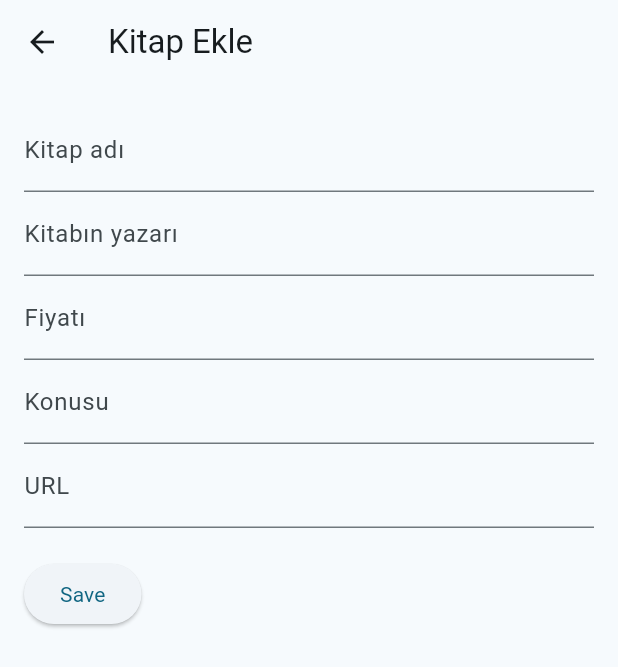
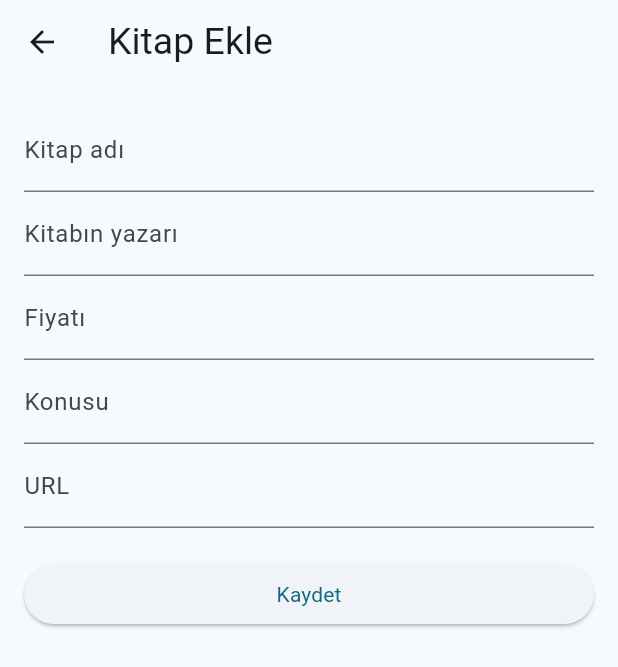
Before and after one commit to simsek1462/Kitap-Sepeti, a Flutter app: the KitapEkle screen opened directly, on a phone screen of 412 x 824 dp. Shown: the top 667 px of the screen. Run offline on Flutter 3.47's test engine with Material 3 defaults, Android fonts, the phone set to English and light mode, and no system bars; our stand-ins replace firebase_auth, firebase_core, firebase_database, fluttertoast, google_sign_in; accounts and stored records are empty; network calls fail.

```diff
--- a/lib/Screens/Home.dart
+++ b/lib/Screens/Home.dart
@@ -282,7 +282,7 @@ class _HomeState extends State<Home> {
             ),
           ],
           currentIndex: _selectedIndex,
-          selectedItemColor: Colors.black, // Seçili olan öğe rengi
+          selectedItemColor: Colors.greenAccent, // Seçili olan öğe rengi
           unselectedItemColor: Colors.white,
           onTap: _onItemTapped,
           backgroundColor: Colors.blue, // Bottom navigation bar rengi
--- a/lib/Screens/KitapDetay.dart
+++ b/lib/Screens/KitapDetay.dart
@@ -21,6 +21,7 @@ class KitapDetay extends StatelessWidget {
       await newCartRef.set({
         'bookId': bookId,
         'userId': userId,
+        'adet':1,
         // Ekstra bilgiler veya gereksinimlere göre diğer alanlar eklenebilir
       });
       Fluttertoast.showToast(msg: 'Başarıyla Eklendi',textColor: Colors.white,backgroundColor: Colors.green);
--- a/lib/Screens/KitapEkle.dart
+++ b/lib/Screens/KitapEkle.dart
@@ -38,14 +38,19 @@ class _KitapEkle extends State<KitapEkle> {
   @override
   Widget build(BuildContext context) {
     return Scaffold(
-      appBar: AppBar(title: Text('Kitap Ekle')),
+      appBar: AppBar(
+        title: Text(
+          'Kitap Ekle',
+          style: TextStyle(fontSize: 25),
+        ),
+      ),
       body: Padding(
         padding: const EdgeInsets.all(16.0),
         child: Form(
           key: _formKey,
           child: SingleChildScrollView(
             child: Column(
-              crossAxisAlignment: CrossAxisAlignment.start,
+              crossAxisAlignment: CrossAxisAlignment.stretch,
               children: [
                 TextFormField(
                   controller: _titleController,
@@ -107,7 +112,7 @@ class _KitapEkle extends State<KitapEkle> {
                       _saveBook();
                     }
                   },
-                  child: Text('Save'),
+                  child: Text('Kaydet'),
                 ),
               ],
             ),
@@ -133,7 +138,8 @@ class _KitapEkle extends State<KitapEkle> {
       imageUrl,
     );
 
-    DatabaseReference booksRef = FirebaseDatabase.instance.reference().child('books');
+    DatabaseReference booksRef =
+        FirebaseDatabase.instance.reference().child('books');
     booksRef.push().set(newBook.toJson());
 
     // Kayıt yapıldıktan sonra formu temizle
--- a/lib/Screens/login.dart
+++ b/lib/Screens/login.dart
@@ -114,7 +114,7 @@ class _LoginState extends State<Login> {
               TextFormField(
                 controller: _mailController,
                 decoration: InputDecoration(
-                  labelText: 'Username',
+                  labelText: 'E-posta',
                   border: OutlineInputBorder(
                     borderRadius: BorderRadius.circular(12.0),
                   ),
@@ -131,7 +131,7 @@ class _LoginState extends State<Login> {
                 controller: _passwordController,
                 obscureText: _isObscure,
                 decoration: InputDecoration(
-                  labelText: 'Password',
+                  labelText: 'Şifre',
                   border: OutlineInputBorder(
                     borderRadius: BorderRadius.circular(12.0),
                   ),
@@ -171,7 +171,7 @@ class _LoginState extends State<Login> {
                       shape: RoundedRectangleBorder(borderRadius: BorderRadius.circular(15)), // Köşe yuvarlatma
                     ),
                     child: Text(
-                      'Sign In',
+                      'Giriş Yap',
                       style: TextStyle(color: Colors.white),
                     ),
                   ),
```
Also changed, not shown: lib/Screens/Sepet.dart (+29 -20 lines), lib/Screens/UserDetails.dart (+10 -1 lines).
